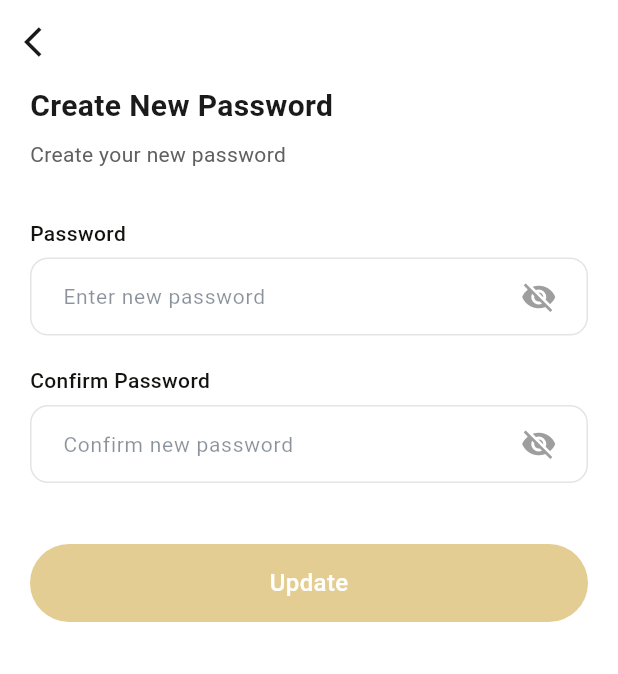
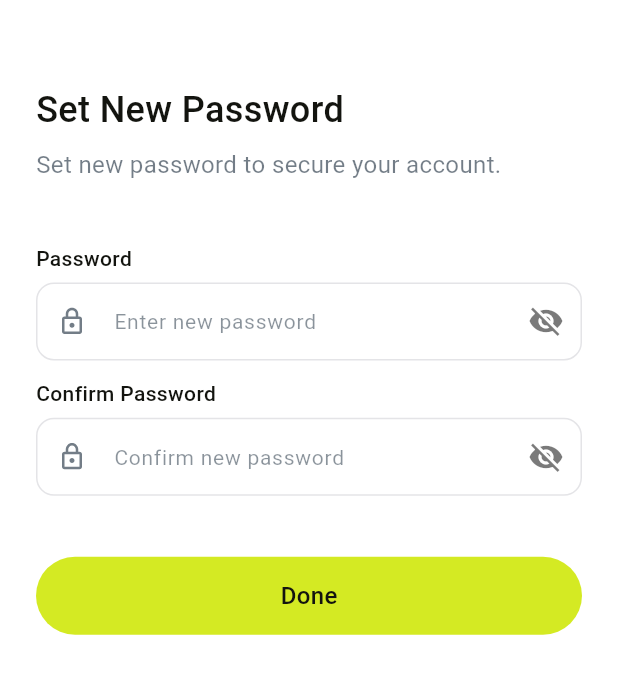
Before and after one commit to Hassan6987/quadraclub_app, a Flutter app: the ResetPasswordScreen screen opened directly with empty values, on a phone screen of 412 x 824 dp. Shown: the top 674 px of the screen. Run offline on Flutter 3.47's test engine with Material 3 defaults, Android fonts, the phone set to English and light mode, and no system bars; our stand-ins replace cached_network_image, chewie, delightful_toast, device_info_plus, dio, elegant_notification and 19 more; missing offline and left inert: flutter_nfc_kit, flutter_pdfview, mobile_scanner, parsing_util, video_thumbnail; accounts and stored records are empty; Roboto replaces fonts that are missing (ZalandoSans); project files that could hold a hidden picture were left out.

Commit message:
auth and reset password ui redesign, color theme update, and asset management improvements

```diff
--- a/lib/presentation/authentication/ui/reset_password_screen.dart
+++ b/lib/presentation/authentication/ui/reset_password_screen.dart
@@ -1,8 +1,7 @@
 import 'package:quadraclub_app/app_exports.dart';
 import 'package:quadraclub_app/presentation/authentication/bloc/auth_bloc.dart';
-import 'package:quadraclub_app/presentation/authentication/ui/widgets/auth_appbar.dart';
 import 'package:quadraclub_app/utils/components/custom_loading_view.dart';
-import 'package:quadraclub_app/utils/const/dimensions_resource.dart';
+import 'package:quadraclub_app/utils/extensions/padding_extension.dart';
 
 class ResetPasswordScreen extends StatefulWidget {
   final String email;
@@ -60,13 +59,7 @@ class _ResetPasswordScreenState extends State<ResetPasswordScreen> {
   void _onContinue() {
     if (_isButtonEnabled) {
       if (_formKey.currentState!.validate()) {
-        context.read<AuthBloc>().add(
-          ResetPassword(
-            email: widget.email,
-            otp: widget.otp,
-            password: _passwordController.text,
-          ),
-        );
+       context.showToast("Password Changed Successfully");
       }
     }
   }
@@ -84,56 +77,42 @@ class _ResetPasswordScreenState extends State<ResetPasswordScreen> {
   @override
   Widget build(BuildContext context) {
     return Scaffold(
-      backgroundColor: kWhiteColor,
-      appBar: AuthAppBar(showBackButton: true),
-      body: BlocListener<AuthBloc, AuthState>(
-        listener: (context, state) {
-          if (state.status == AuthStateStatus.verified) {
-            context.showToast('Password Reset Successfully');
-            Navigator.pushNamedAndRemoveUntil(
-              context,
-              RouteName.signIn,
-              (route) => false,
-            );
-          } else if (state.status == AuthStateStatus.failure) {
-            context.showToast(
-              state.error ?? "something went wrong, try again",
-              isError: true,
-            );
-          }
-        },
-        child: Padding(
-          padding: const EdgeInsets.symmetric(
-            horizontal: Dim.PADDING_SIZE_LARGE,
-          ),
+      body: SingleChildScrollView(
         child: Form(
           key: _formKey,
           child: Column(
             crossAxisAlignment: CrossAxisAlignment.start,
             children: [
+              32.heightBox,
               Text(
-                  "Create New Password",
-                  style: AppStyles.headingSemibold.copyWith(color: kBlackColor),
+                  "Set New Password",
+                  style: AppStyles.w500f24inter.copyWith(
+                      color:kTextPrimaryColor
+                  )
               ),
               8.heightBox,
               Text(
-                  "Create your new password",
-                  style: AppStyles.subtitleRegular.copyWith(color: kTextColor),
+                  "Set new password to secure your account.",
+                  style: AppStyles.w400f16inter.copyWith(
+                      color:kTextSecondary.withValues(alpha: 0.60)
+                  )
               ),
-                32.heightBox,
+              40.heightBox,
               CustomTextField(
                 label: "Password",
                 controller: _passwordController,
                 hintText: "Enter new password",
+                prefixIcon: SvgPicture.asset(Assets.svg.lockIcon.path),
                 obscureText: true,
                 keyboardType: TextInputType.visiblePassword,
                 validator: ValidateForm.passwordValidator,
               ),
-                20.heightBox,
+              12.heightBox,
               CustomTextField(
                 label: "Confirm Password",
                 controller: _confirmPasswordController,
                 hintText: "Confirm new password",
+                prefixIcon: SvgPicture.asset(Assets.svg.lockIcon.path),
                 obscureText: true,
                 keyboardType: TextInputType.visiblePassword,
                 validator: _confirmPasswordValidator,
@@ -145,18 +124,17 @@ class _ResetPasswordScreenState extends State<ResetPasswordScreen> {
                     return Center(child: CustomLoadingView());
                   }
                   return CustomActionButton(
-                      buttonText: _isButtonEnabled ? "Done" : "Update",
+                    buttonText:"Done",
                     onTap: _onContinue,
-                      isEnabled: _isButtonEnabled,
-                      backgroundColor: kSecondaryColor,
-                      buttonTextColor: kWhiteColor,
+                    isEnabled: true,
+                    backgroundColor: kPrimaryColor,
+                    buttonTextColor: kTextPrimaryColor,
                   );
                 },
               ),
             ],
           ),
-          ),
-        ),
+        ).withPaddingAll(24),
       ),
     );
   }
--- a/lib/presentation/bottom_navbar/custom_bottom_navbar.dart
+++ b/lib/presentation/bottom_navbar/custom_bottom_navbar.dart
@@ -1,7 +1,5 @@
 import 'package:quadraclub_app/app_exports.dart';
 import 'package:quadraclub_app/presentation/athletes/ui/athletes_screen.dart';
-import 'package:quadraclub_app/presentation/home/bloc/home_bloc.dart';
-import 'package:quadraclub_app/presentation/team_roster/bloc/team_roster_bloc.dart';
 import 'package:quadraclub_app/presentation/team_roster/ui/team_roster_screen.dart';
 
 class CustomBottomNavBar extends StatefulWidget {
@@ -20,8 +18,8 @@ class _CustomBottomNavBarState extends State<CustomBottomNavBar> {
   void initState() {
     super.initState();
     selectedIndex = ValueNotifier<int>(widget.index);
-    context.read<HomeBloc>().add(GetScannedAthletes());
-    context.read<TeamRosterBloc>().add(FetchTeamRoster());
+    // context.read<HomeBloc>().add(GetScannedAthletes());
+    // context.read<TeamRosterBloc>().add(FetchTeamRoster());
   }
 
   @override
--- a/lib/presentation/splash.dart
+++ b/lib/presentation/splash.dart
@@ -6,7 +6,7 @@ class SplashScreen extends StatelessWidget {
   @override
   Widget build(BuildContext context) {
     return Scaffold(
-      backgroundColor: kNewBallGreen,
+      backgroundColor: kPrimaryColor,
       body: Center(
         child: Container(
           width: 180,
--- a/lib/router/app_routes.dart
+++ b/lib/router/app_routes.dart
@@ -1,3 +1,4 @@
+import 'package:quadraclub_app/presentation/authentication/ui/create_account_screen.dart';
 import 'package:quadraclub_app/presentation/authentication/ui/forget_password.dart';
 import 'package:quadraclub_app/presentation/authentication/ui/sign_up_screen.dart';
 import 'package:quadraclub_app/presentation/profile/ui/screens/delete_account.dart';
@@ -5,6 +6,9 @@ import 'package:quadraclub_app/presentation/profile/ui/screens/edit_profile.dart
 import 'package:quadraclub_app/presentation/profile/ui/screens/my_profile.dart';
 import 'package:quadraclub_app/presentation/profile/ui/screens/privacy_policy.dart';
 import 'package:quadraclub_app/presentation/profile/ui/screens/terms_screen.dart';
+import 'package:quadraclub_app/presentation/profile_creation/ui/step1_create_account.dart';
+import 'package:quadraclub_app/presentation/profile_creation/ui/step2_otp_verification.dart';
+import 'package:quadraclub_app/presentation/profile_creation/ui/step3_about_you.dart';
 
 import '/app_exports.dart';
 
@@ -17,6 +21,15 @@ class AppGenerateRoute {
         return _navigateScreen(const SignupScreen());
       case RouteName.forgetPassword:
         return _navigateScreen(const ForgetPassword());
+        case RouteName.profileCreation:
+        return _navigateScreen(const Step1CreateAccount());
+        case RouteName.otpVerification:
+          final String email=setting.arguments as String;
+        return _navigateScreen( Step2OtpVerification(email: email));
+        case RouteName.aboutYou:
+        return _navigateScreen(Step3AboutYou());
+        case RouteName.customBottomNavbar:
+        return _navigateScreen(CustomBottomNavBar());
       case RouteName.homeScreen:
         return _navigateScreen(const HomeScreen());
       case RouteName.termsConditionScreen:
@@ -65,6 +78,10 @@ class RouteName {
   static const forgetPassword = "/forgetPassword";
   static const verifyEmail = "/verifyEmail";
   static const resetPassword = "/resetPassword";
+  static const profileCreation = "/profileCreation";
+  static const otpVerification = "/otpVerification";
+  static const aboutYou = "/aboutYou";
+  static const customBottomNavbar="/customBottomNavbar";
   static const homeScreen = "/homeScreen";
   static const dotRegulationScreen = "/dotRegulationScreen";
   static const myProfileScreen = "/myProfileScreen";
--- a/lib/utils/components/custom_text_field.dart
+++ b/lib/utils/components/custom_text_field.dart
@@ -6,7 +6,7 @@ import '/app_exports.dart';
 
 class CustomTextField extends StatefulWidget {
   final TextEditingController controller;
-  final String label; // ✅ Added for "Email" text above field
+  final String? label; // ✅ Added for "Email" text above field
   final String hintText;
   final Color? fillColor;
   final Widget? prefixIcon;
@@ -31,7 +31,7 @@ class CustomTextField extends StatefulWidget {
   const CustomTextField({
     super.key,
     required this.controller,
-    required this.label,
+    this.label,
     required this.hintText,
     this.fillColor,
     this.borderColor,
@@ -51,7 +51,9 @@ class CustomTextField extends StatefulWidget {
     this.obscureText = false,
     this.keyboardType = TextInputType.text,
     this.focusNode,
-    this.alphaColor = 0.8, this.hintStyle, this.textStyle,
+    this.alphaColor = 0.8,
+    this.hintStyle,
+    this.textStyle,
   });
 
   @override
@@ -66,14 +68,14 @@ class _CustomTextFieldState extends State<CustomTextField> {
     return Column(
       crossAxisAlignment: CrossAxisAlignment.start,
       children: [
-
         /// ✅ Label on top (like "Email")
+        if (widget.label != null) ...[
           Text(
-      widget.label,
+            widget.label!,
             style: AppStyles.w500f14inter.copyWith(color: kTextPrimaryColor),
           ),
           6.heightBox,
-
+        ],
         TextFormField(
           maxLength: widget.maxLength,
           validator: widget.validator,
@@ -92,15 +94,14 @@ class _CustomTextFieldState extends State<CustomTextField> {
           obscureText: widget.obscureText && hidePassword,
           controller: widget.controller,
           keyboardType: widget.keyboardType,
-    style: AppStyles.w400f16inter.copyWith(
-    fontSize: 16,
-    color: Colors.black.withValues(alpha: widget.alphaColor),
-    ),
+          style:
+              widget.textStyle ??
+              AppStyles.w400f16inter.copyWith(color: kTextPrimaryColor),
           cursorColor: kGreenColor,
           decoration: InputDecoration(
             counter: const SizedBox.shrink(),
             suffixIcon:
-    widget.suffixIcon ??
+                widget.suffixIcon?.withPaddingAll(14) ??
                 (widget.obscureText
                     ? InkWell(
                         splashColor: Colors.transparent,
@@ -113,16 +114,11 @@ class _CustomTextFieldState extends State<CustomTextField> {
                             'Hide Password: ${hidePassword && widget.obscureText}',
                           );
                         },
-    child: Padding(
-    padding: EdgeInsets.only(
-    right: getProportionateScreenWidth(16),
-    ),
                         child: Icon(
                           hidePassword
                               ? Icons.visibility_off
                               : Icons.visibility,
-    color: Colors.grey,
-    ),
+                          color: kDarkColor.withValues(alpha: 0.60),
                         ),
                       )
                     : null),
@@ -134,8 +130,10 @@ class _CustomTextFieldState extends State<CustomTextField> {
             prefixIconColor: widget.prefixIconColor,
             errorStyle: AppStyles.w400f12inter.copyWith(color: kRedColor),
             hintText: widget.hintText,
-    hintStyle:widget.hintStyle?? AppStyles.w400f14inter.copyWith(
-    color: kGreen37.withValues(alpha: 0.50),
+            hintStyle:
+                widget.hintStyle ??
+                AppStyles.w400f14inter.copyWith(
+                  color: kTextSecondary.withValues(alpha: 0.50),
                 ),
             filled: true,
             fillColor: widget.fillColor ?? kWhiteColor,
--- a/lib/utils/const/colors.dart
+++ b/lib/utils/const/colors.dart
@@ -1,25 +1,28 @@
 import 'dart:ui';
 
 const kMatchDayGreen = Color(0xFF9BAE00);
-const kNewBallGreen = Color(0xFFD4EA23);
+const kPrimaryColor = Color(0xFFD4EA23);
 const kOffGreen = Color(0xFFEBF3DE);
 const kDeepGreen = Color(0xFF131410);
 const kCourtBlue = Color(0xFF162837);
 const kCourtLightBlue = Color(0xFF3E6D81);
 const kTextPrimaryColor = Color(0xFF13140F);
-const kGreen37 = Color(0xFF162737);
+const kTextSecondary = Color(0xFF162737);
 const kDarkColor = Color(0xFF212121);
+const kCardColor = Color(0xFFF5F5F5);
+const kGreyColor=Color(0xFFE6E8EA);
+const kTextColor = Color(0xFF666C7E);
+const kBlack12Color=Color(0xFF161212);
+const kLightColor=Color(0xFFFFF7E5);
+const kBlueColor=Color(0xFF2B5BEE);
 
-const kPrimaryColor = Color(0xFF061840);
+
 const kSecondaryColor = Color(0xFFC79B26);
 const kSecondary2Color = Color(0xFF1A1A1A);
 const kTertiaryColor = Color(0xFFDBDBDB);
-const kTextColor = Color(0xFF606060);
 const kErrorColor = Color(0xFFE13030);
-const kCardColor = Color(0xFFF5F5F5);
 const kBorderColor = Color(0xFFE4E4E7);
 
-const kBlueColor = Color(0XFF5286FF);
 const kWhiteColor = Color(0xFFFFFFFF);
 const kBlackColor = Color(0xFF1A1A1A);
 const kGreenColor = Color(0xFF61BA47);
@@ -27,17 +30,17 @@ const kRedColor = Color(0xFFFF3B30);
 const kPurpleLightColor = Color(0xFFDADAFF);
 const kYellowLightColor = Color(0xFFF8E9BF);
 
-const int _primaryPrimaryValue = 0xFF01386C;
+const int _primaryPrimaryValue = 0xFFD4EA23;
 
 Map<int, Color> color = {
-  50: const Color(0xFFE0E8F0),
-  100: const Color(0xFFB3C4DA),
-  200: const Color(0xFF80A0C3),
-  300: const Color(0xFF4D7DAD),
-  400: const Color(0xFF26629B),
+  50: const Color(0xFFF9FCE4),
+  100: const Color(0xFFF0F6B8),
+  200: const Color(0xFFE7F08A),
+  300: const Color(0xFFDDEA5C),
+  400: const Color(0xFFD7E635),
   500: const Color(_primaryPrimaryValue),
-  600: const Color(0xFF012F60),
-  700: const Color(0xFF012750),
-  800: const Color(0xFF011F40),
-  900: const Color(0xFF01152D),
+  600: const Color(0xFFBFD51F),
+  700: const Color(0xFFA6BB1A),
+  800: const Color(0xFF8EA115),
+  900: const Color(0xFF6C7A0F),
 };
--- a/lib/utils/const/styles.dart
+++ b/lib/utils/const/styles.dart
@@ -4,7 +4,7 @@ class AppStyles {
   // 🔹 Base Style (defined once)
   static const TextStyle _baseStyle = TextStyle(
     fontFamily: "ZalandoSans",
-    color: kWhiteColor,
+    color: kTextPrimaryColor,
   );
 
   static TextStyle w500f15inter = _baseStyle.copyWith(
@@ -50,7 +50,10 @@ class AppStyles {
 
   static TextStyle w600f24inter = _baseStyle.copyWith(
     fontWeight: FontWeight.w600,
-    fontSize: 20,
+    fontSize: 24,
+  );static TextStyle w600f18inter = _baseStyle.copyWith(
+    fontWeight: FontWeight.w600,
+    fontSize: 18,
   );
 
   // 🔹 Body
```
Also changed, not shown: lib/presentation/authentication/ui/create_password_screen.dart (+16 -35 lines), lib/presentation/authentication/ui/forget_password.dart (+3 -7 lines), lib/presentation/authentication/ui/otp_verifictaion.dart (+4 -8 lines), lib/presentation/authentication/ui/sign_in_screen.dart (+10 -13 lines), lib/presentation/onboarding/onboarding_screens.dart (+5 -5 lines), assets/svg/calendar_blank.svg (added), assets/svg/location_icon.svg (added), assets/svg/upload_photo.svg (added), lib/generated/assets.dart. Lines whose indentation alone changed are shown as unchanged.
